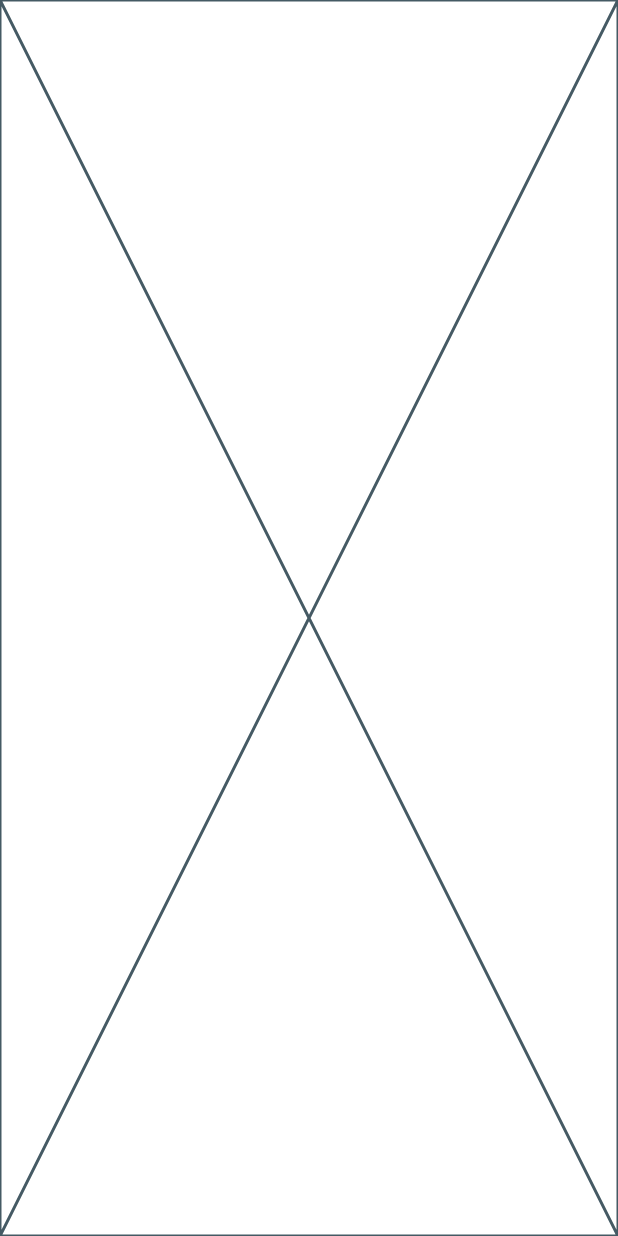
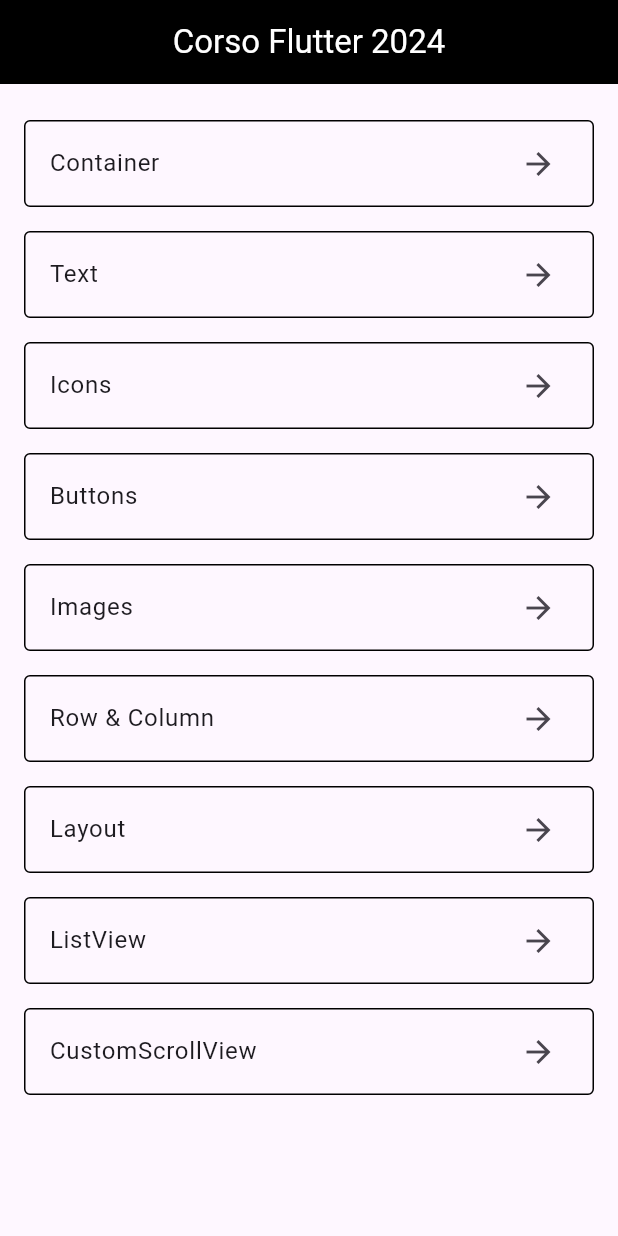
Before and after one commit to Kabir-Giuralarocca/ITSFlutter2024, a Flutter app: the screen it shows after launch, on a phone screen of 412 x 824 dp. Run offline on Flutter 3.47's test engine with Material 3 defaults, Android fonts, the phone set to English and light mode, and no system bars; our stand-ins replace go_router, google_fonts, material_symbols_icons.

Commit message:
go router

```diff
--- a/lib/main.dart
+++ b/lib/main.dart
@@ -1,9 +1,11 @@
 import 'package:corso_flutter_2024/router/app_router.dart';
 import 'package:flutter/material.dart';
-import 'package:flutter_web_plugins/flutter_web_plugins.dart';
+import 'package:flutter_web_plugins/url_strategy.dart';
+import 'package:go_router/go_router.dart';
 
 void main() {
   usePathUrlStrategy();
+  GoRouter.optionURLReflectsImperativeAPIs = true;
   runApp(const MyApp());
 }
 
--- a/lib/router/app_router.dart
+++ b/lib/router/app_router.dart
@@ -1,5 +1,14 @@
 import 'package:corso_flutter_2024/router/routes.dart';
+import 'package:corso_flutter_2024/ui/screens/buttons_screen.dart';
+import 'package:corso_flutter_2024/ui/screens/container_screen.dart';
+import 'package:corso_flutter_2024/ui/screens/custom_scroll_view_screen.dart';
 import 'package:corso_flutter_2024/ui/screens/home.dart';
+import 'package:corso_flutter_2024/ui/screens/icon_screen.dart';
+import 'package:corso_flutter_2024/ui/screens/image_screen.dart';
+import 'package:corso_flutter_2024/ui/screens/layout_screen.dart';
+import 'package:corso_flutter_2024/ui/screens/list_view_screen.dart';
+import 'package:corso_flutter_2024/ui/screens/row_column_screen.dart';
+import 'package:corso_flutter_2024/ui/screens/text_screen.dart';
 import 'package:flutter/material.dart';
 import 'package:go_router/go_router.dart';
 
@@ -16,6 +25,51 @@ class AppRouter {
         path: R.home.path,
         builder: (context, state) => Home(),
       ),
+      GoRoute(
+        name: R.container.name,
+        path: R.container.path,
+        builder: (context, state) => ContainerScreen(),
+      ),
+      GoRoute(
+        name: R.text.name,
+        path: R.text.path,
+        builder: (context, state) => TextScreen(),
+      ),
+      GoRoute(
+        name: R.icons.name,
+        path: R.icons.path,
+        builder: (context, state) => IconScreen(),
+      ),
+      GoRoute(
+        name: R.buttons.name,
+        path: R.buttons.path,
+        builder: (context, state) => ButtonsScreen(),
+      ),
+      GoRoute(
+        name: R.images.name,
+        path: R.images.path,
+        builder: (context, state) => ImageScreen(),
+      ),
+      GoRoute(
+        name: R.rowColumn.name,
+        path: R.rowColumn.path,
+        builder: (context, state) => RowColumnScreen(),
+      ),
+      GoRoute(
+        name: R.layout.name,
+        path: R.layout.path,
+        builder: (context, state) => LayoutScreen(),
+      ),
+      GoRoute(
+        name: R.listView.name,
+        path: R.listView.path,
+        builder: (context, state) => ListViewScreen(),
+      ),
+      GoRoute(
+        name: R.customScrollView.name,
+        path: R.customScrollView.path,
+        builder: (context, state) => CustomScrollViewScreen(),
+      ),
     ],
   );
 }
--- a/lib/ui/screens/home.dart
+++ b/lib/ui/screens/home.dart
@@ -1,10 +1,32 @@
+import 'package:corso_flutter_2024/router/routes.dart';
 import 'package:flutter/material.dart';
+import 'package:go_router/go_router.dart';
 
 class Home extends StatelessWidget {
   const Home({super.key});
 
   @override
   Widget build(BuildContext context) {
-    return const Placeholder();
+    final List<R> items = R.values.where((r) => r != R.home).toList();
+    return Scaffold(
+      appBar: AppBar(title: Text('Corso Flutter 2024')),
+      body: ListView.builder(
+        padding: EdgeInsets.symmetric(vertical: 24, horizontal: 16),
+        itemCount: items.length,
+        itemBuilder: (context, index) {
+          return Padding(
+            padding: const EdgeInsets.only(bottom: 16),
+            child: ListTile(
+              onTap: () {
+                context.push(items[index].path);
+              },
+              title: Text(items[index].name),
+              trailing: Icon(Icons.arrow_forward),
+              shape: OutlineInputBorder(),
+            ),
+          );
+        },
+      ),
+    );
   }
 }
```
